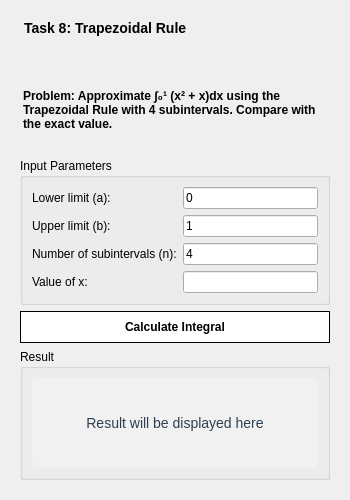
The window that ui/trapezoidal_rule.ui (Solar-Spark/CompMathFinal) describes before a commit, drawn with Qt 5.
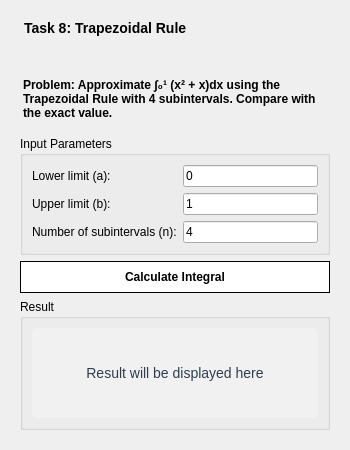
The same window after the commit.

Commit message: function for trapezoidal rule

```diff
--- a/ui/trapezoidal_rule.ui
+++ b/ui/trapezoidal_rule.ui
@@ -7,7 +7,7 @@
     <x>100</x>
     <y>100</y>
     <width>350</width>
-    <height>500</height>
+    <height>450</height>
    </rect>
   </property>
   <property name="windowTitle">
@@ -94,20 +94,6 @@
         </property>
        </widget>
       </item>
-      <item row="3" column="0">
-       <widget class="QLabel" name="label_x">
-        <property name="text">
-         <string>Value of x:</string>
-        </property>
-       </widget>
-      </item>
-      <item row="3" column="1">
-       <widget class="QLineEdit" name="lineEdit_x">
-        <property name="text">
-         <string></string>
-        </property>
-       </widget>
-      </item>
      </layout>
     </widget>
    </item>
```
The commit also changes 2 other files.
